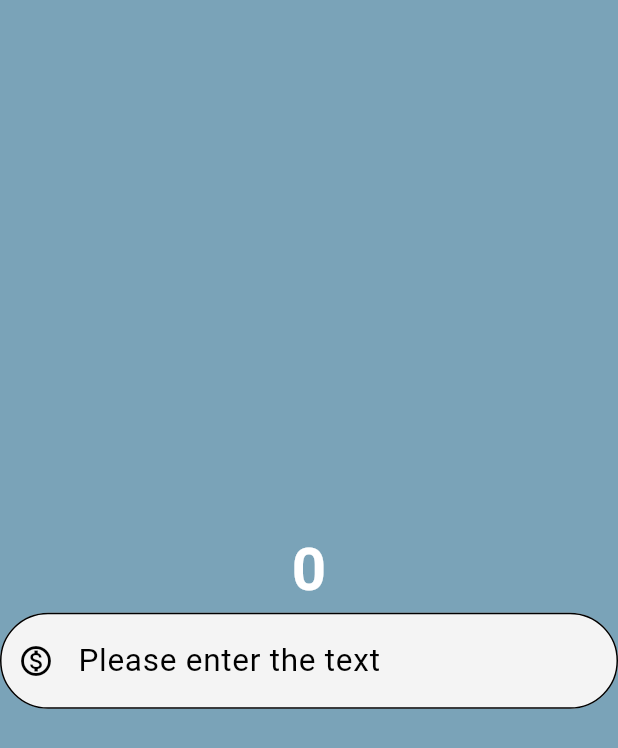
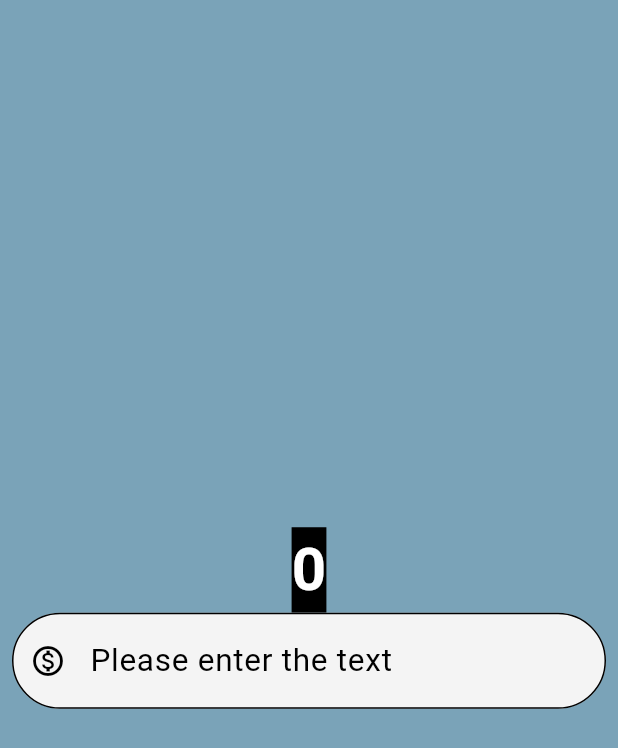
Before and after one commit to AS-DB/Flutter, a Flutter app: the screen it shows after launch, on a phone screen of 412 x 824 dp. Shown: the top 748 px of the screen. Run offline on Flutter 3.47's test engine with Material 3 defaults, Android fonts, the phone set to English and light mode, and no system bars.

Commit message:
Container and Padding

```diff
--- a/currency_converter/lib/currency_converter_material_page.dart
+++ b/currency_converter/lib/currency_converter_material_page.dart
@@ -85,7 +85,9 @@ class CurrencyConverterMaterialPage extends StatelessWidget {
       ),
     );*/
 
-    //Adding other widgets : textField and other methods within it
+    ///Adding other widgets : textField and other methods within it
+
+    /*
     return Scaffold(
       backgroundColor: Color.fromARGB(255, 122, 163, 184),
       body: Center(
@@ -139,5 +141,67 @@ class CurrencyConverterMaterialPage extends StatelessWidget {
         ),
       ),
     );
+*/
+
+    ///padding or Cointainer
+    return Scaffold(
+      backgroundColor: Color.fromARGB(255, 122, 163, 184),
+      body: Center(
+        child: Column(
+          mainAxisAlignment: MainAxisAlignment.center,
+          crossAxisAlignment: CrossAxisAlignment.center,
+          children: [
+            Container(
+              color: Colors.black,
+              child: Text(
+                "0",
+                style: TextStyle(
+                  fontSize: 40,
+                  fontWeight: FontWeight.bold,
+                  color: Color.fromARGB(255, 255, 255, 255),
+                ),
+              ),
+            ),
+
+            //Padding
+            Container(
+              padding: const EdgeInsets.symmetric(horizontal: 8),
+              child: TextField(
+                style: TextStyle(color: Color.fromARGB(255, 0, 0, 0)),
+                decoration: InputDecoration(
+                  /*label: Text(
+                    "Please Enter the Amount in USD",
+                    style: TextStyle(color: Colors.white),
+                  ),*/
+                  //labelText: "Please Enter the Amount in USD",
+                  //helpertext:"Please Enter the Amount in USD"
+                  hintText: "Please enter the text",
+                  hintStyle: TextStyle(
+                    fontSize: 21,
+                    color: Color.fromARGB(255, 0, 0, 0),
+                  ),
+                  prefixIcon: Icon(Icons.monetization_on_outlined),
+                  prefixIconColor: Color.fromARGB(
+                    255,
+                    0,
+                    0,
+                    0,
+                  ), //we have prefix , suffix and all here prefixIcon also
+                  filled: true,
+                  fillColor: Color.fromARGB(255, 244, 244, 244),
+                  focusedBorder: border,
+                  enabledBorder: border,
+                ),
+
+                keyboardType: TextInputType.numberWithOptions(
+                  decimal: true,
+                  signed: true,
+                ),
+              ),
+            ),
+          ],
+        ),
+      ),
+    );
   }
 }
```
